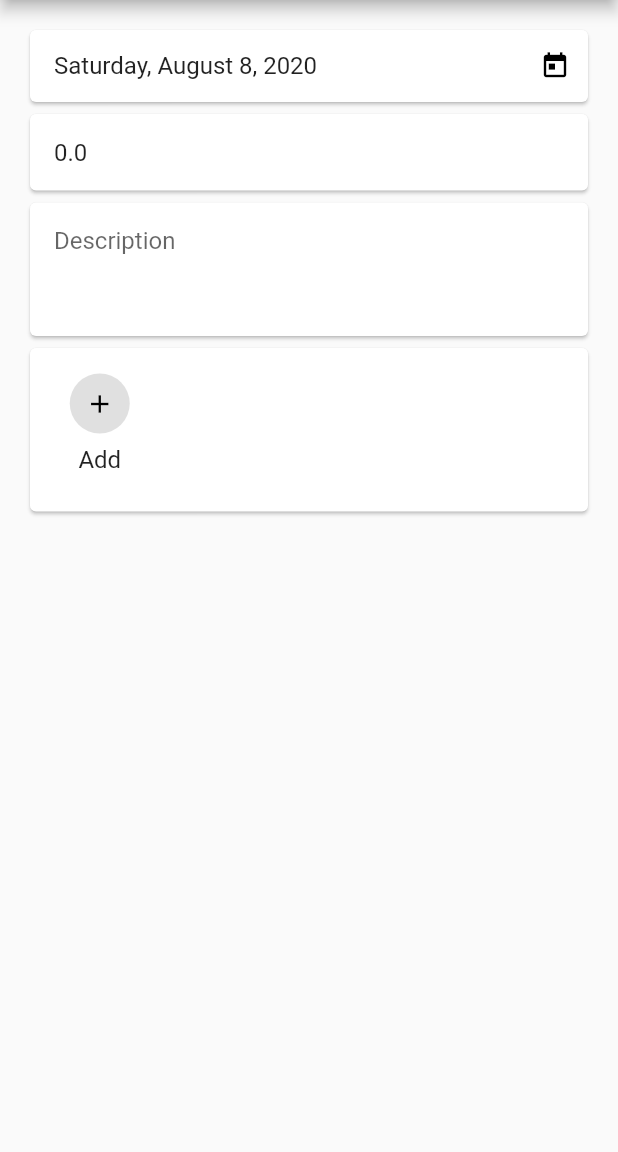
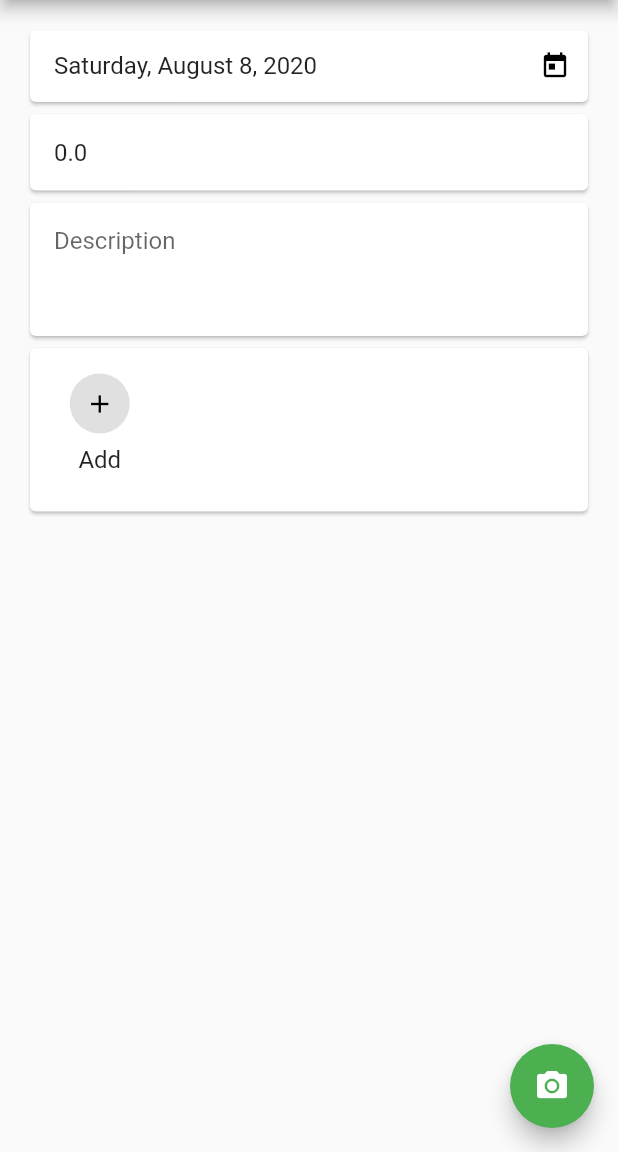
Before and after one commit to darsh-shah692/new-exp-tracker, a Flutter app: the EntryForm screen opened directly with empty values, on a phone screen of 412 x 824 dp, the part 84-1236 px from its top. Run offline on Flutter 3.47's test engine with Material 2 defaults, Android fonts, the phone set to English and light mode, and no system bars; our stand-ins replace cloud_firestore, firebase_auth, flutter_redux, font_awesome_flutter, image_picker, redux; missing offline and left inert: firebase_ml_vision, flutter_circular_chart; accounts and stored records are empty.

Commit message:
Added a bit of code for ocr and also found some errors that restricted the app from running and fixed that

```diff
--- a/lib/ui/forms/entry_form.dart
+++ b/lib/ui/forms/entry_form.dart
@@ -7,6 +7,9 @@ import 'package:sink/ui/common/date_picker.dart';
 import 'package:sink/ui/common/number_input.dart';
 import 'package:sink/ui/common/text_input.dart';
 import 'package:sink/ui/forms/category_grid.dart';
+import 'package:image_picker/image_picker.dart';
+import 'package:firebase_ml_vision/firebase_ml_vision.dart';
+import 'dart:io';
 
 class EntryForm extends StatefulWidget {
   final Function(Entry) onSave;
@@ -24,7 +27,11 @@ class EntryFormState extends State<EntryForm> {
   static const inputPadding = EdgeInsets.all(16.0);
   static const cardPadding = EdgeInsets.only(left: 16.0, right: 16.0);
   static const datePadding = EdgeInsets.fromLTRB(16.0, 16.0, 16.0, 0.0);
+  // File pickedImage;
+  // var text = '';
 
+
+  // bool imageLoaded = false;  //variables that are needed for the ocr
   final Entry entry;
 
   static List<String> options = toCapitalizedStringList(EntryType.values);
@@ -60,6 +67,32 @@ class EntryFormState extends State<EntryForm> {
   bool isSaveable() {
     return _amount != null && !isBlank(_selectedCategoryId);
   }
+
+  // Future pickImage() async { //this commented code is for recognizing the image and opening the camera and taking the image
+  //   var awaitImage = await ImagePicker.pickImage(source: ImageSource.camera);
+
+  //   setState(() {
+  //     pickedImage = awaitImage;
+  //     imageLoaded = true;
+  //   });
+  //   FirebaseVisionImage visionImage = FirebaseVisionImage.fromFile(pickedImage);
+  //   TextRecognizer textRecognizer = FirebaseVision.instance.textRecognizer();
+  //   VisionText visionText = await textRecognizer.processImage(visionImage);
+
+  //   for (TextBlock block in visionText.blocks) {
+  //     for (TextLine line in block.lines) {
+  //       for (TextElement word in line.elements) {
+
+
+  //       text = text + word.text + ' ';
+
+
+  //       }
+  //       text = text + '\n';
+  //     }
+  //   }
+  //   textRecognizer.close();
+  // }
 
   @override
   Widget build(BuildContext context) {
@@ -143,6 +176,13 @@ class EntryFormState extends State<EntryForm> {
           ),
         ],
       ),
+      floatingActionButton: FloatingActionButton(
+            onPressed: () {
+            //pickImage(); // Add your onPressed code here!
+          },
+          child: Icon(Icons.photo_camera),
+          backgroundColor: Colors.green,
+        ),
     );
   }
 
--- a/pubspec.yaml
+++ b/pubspec.yaml
@@ -19,6 +19,8 @@ dependencies:
   intl: ^0.15.8
   uuid: ^1.0.3
   quiver: ^2.0.2
+  firebase_ml_vision: ^0.9.3+8
+  image_picker: ^0.6.3+4
 
 dev_dependencies:
   flutter_test:
```
Also changed, not shown: pubspec.lock, 1 other file.
